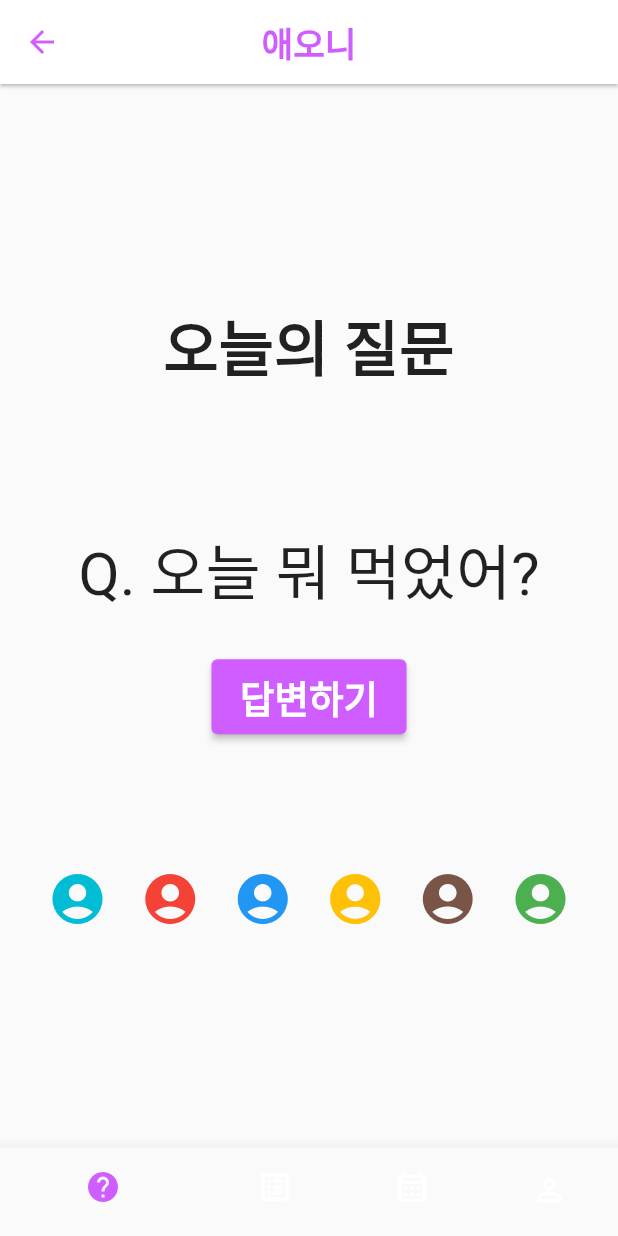
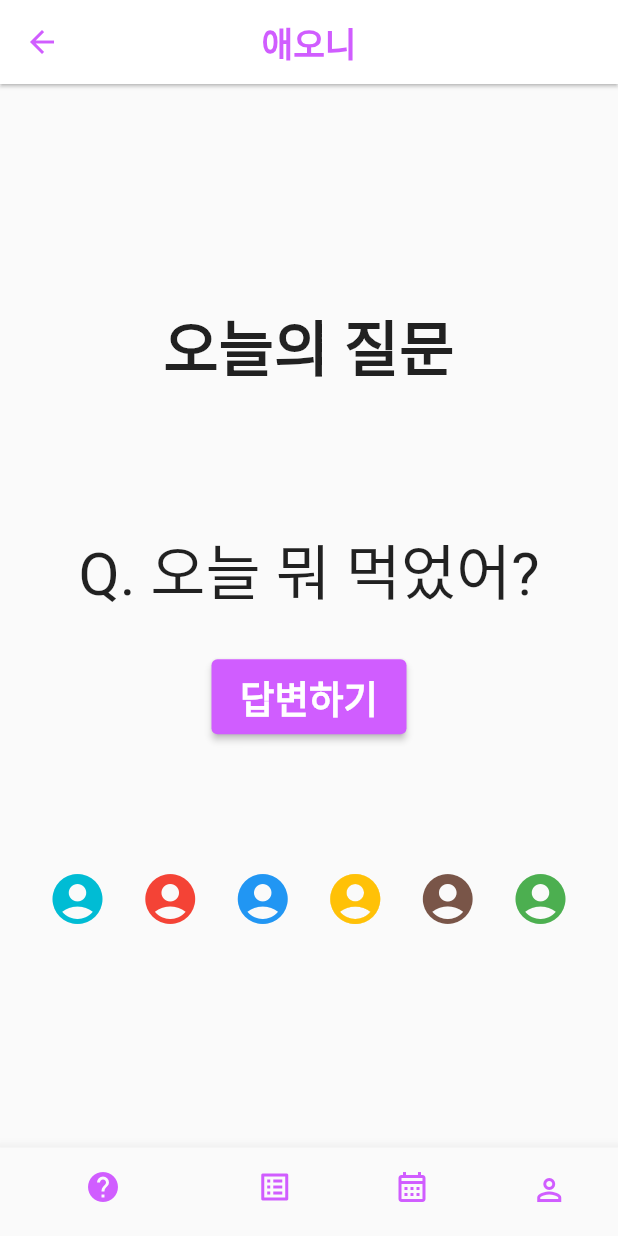
Before and after one commit to cej3827/ummmm, a Flutter app: the screen it shows after launch, on a phone screen of 412 x 824 dp. Run offline on Flutter 3.47's test engine with Material 2 defaults, Android fonts, the phone set to English and light mode, and no system bars; Roboto replaces fonts that are missing (cafe).

Commit message:
[front]하단바이슈 걍 안되서 색깔 욱여넣음

```diff
--- a/newflutter/analysis_options.yaml
+++ b/newflutter/analysis_options.yaml
@@ -22,6 +22,12 @@ linter:
   # `// ignore_for_file: name_of_lint` syntax on the line or in the file
   # producing the lint.
   rules:
+    prefer_typing_uninitialized_variables: false
+    prefer_const_constructors_in_immutables: false
+    prefer_const_constructors: false
+    avoid_print: false
+    prefer_const_literals_to_create_immutables: fasle
+
     # avoid_print: false  # Uncomment to disable the `avoid_print` rule
     # prefer_single_quotes: true  # Uncomment to enable the `prefer_single_quotes` rule
 
--- a/newflutter/lib/main.dart
+++ b/newflutter/lib/main.dart
@@ -46,22 +46,22 @@ class _MyAppState extends State<MyApp> {
         items: [
           BottomNavigationBarItem(
             label: '오늘의 질문',
-            icon: Icon(Icons.help_outline),
+            icon: Icon(Icons.help_outline, color: Color(0xFFD05DFF),),
             activeIcon: Icon(Icons.help),
           ),
           BottomNavigationBarItem(
             label: '질문 리스트',
-            icon: Icon(Icons.list_alt_outlined),
+            icon: Icon(Icons.list_alt_outlined, color: Color(0xFFD05DFF),),
             activeIcon: Icon(Icons.list_alt),
           ),
           BottomNavigationBarItem(
             label: '캘린더',
-            icon: Icon(Icons.calendar_month_outlined),
+            icon: Icon(Icons.calendar_month_outlined, color: Color(0xFFD05DFF),),
             activeIcon: Icon(Icons.calendar_month),
           ),
           BottomNavigationBarItem(
             label: 'MY',
-            icon: Icon(Icons.perm_identity_outlined),
+            icon: Icon(Icons.perm_identity_outlined, color: Color(0xFFD05DFF),),
             activeIcon: Icon(Icons.person),
           ),
         ],
```
Also changed, not shown: newflutter/lib/question.dart (+3 -15 lines).
